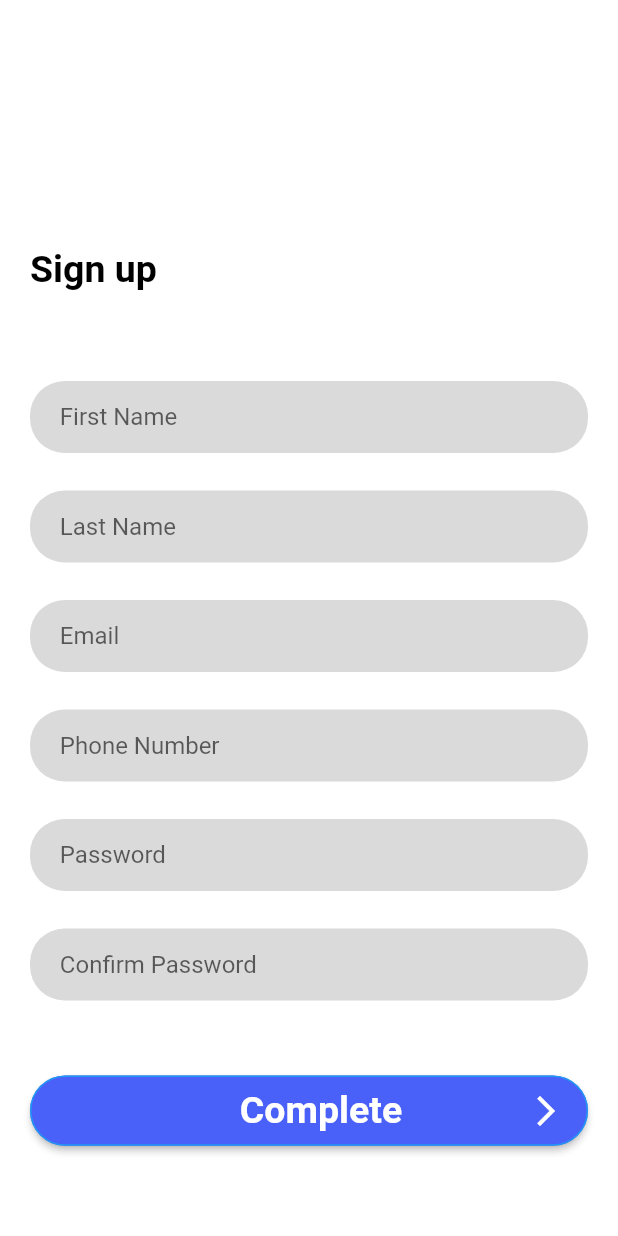
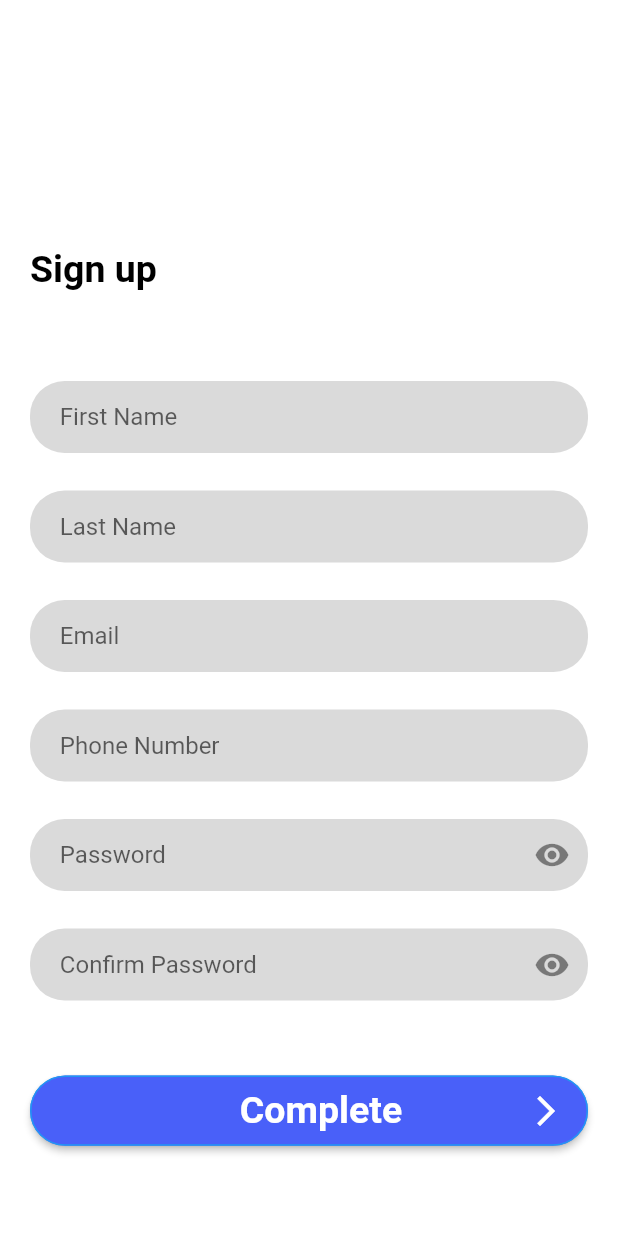
Before and after one commit to Teewhydot/one_go_appp, a Flutter app: the SignUpPage screen opened by its route, on a phone screen of 412 x 824 dp. Run offline on Flutter 3.47's test engine with Material 2 defaults, Android fonts, the light colour scheme and no system bars; our stand-ins replace flutter_screenutil, form_field_validator.

Commit message:
Minor updates

```diff
--- /dev/null
+++ b/lib/custom_widgets/text_field_form.dart
@@ -0,0 +1,48 @@
+import 'package:flutter/material.dart';
+import 'package:flutter_screenutil/flutter_screenutil.dart';
+import 'package:one_go_app/custom_widgets/constants.dart';
+
+
+class TextFieldForm extends StatelessWidget {
+  const TextFieldForm(
+      {super.key,
+        required TextEditingController controller,
+        required this.hintText,
+        required this.obscurePassword,
+        required this.suffixIcon,
+        required this.keyboardType})
+      : _controller = controller;
+
+  final TextEditingController _controller;
+  final String hintText;
+  final TextInputType keyboardType;
+  final Widget? suffixIcon;
+  final bool? obscurePassword;
+
+  @override
+  Widget build(BuildContext context) {
+    return TextField(
+      controller: _controller,
+      cursorColor: Colors.black,
+      minLines: 1,
+      maxLines: null,
+      keyboardType: keyboardType,
+      decoration: InputDecoration(
+        suffixIcon: suffixIcon,
+        filled: true,
+        fillColor: textFieldFillColor,
+        focusColor: Colors.white,
+        focusedBorder: OutlineInputBorder(
+          borderRadius: BorderRadius.circular(25.r),
+        ),
+        border: OutlineInputBorder(
+          borderSide: const BorderSide(width: 0, style: BorderStyle.none),
+          borderRadius: BorderRadius.circular(25.r),
+        ),
+        hintText: hintText,
+        contentPadding:
+        EdgeInsets.symmetric(vertical: 10.0.h, horizontal: 20.0.w),
+      ),
+    );
+  }
+}
--- a/lib/views/sign_in_page.dart
+++ b/lib/views/sign_in_page.dart
@@ -18,7 +18,7 @@ class SignInPage extends StatefulWidget {
 
 class _SignInPageState extends State<SignInPage> {
   final _formKey = GlobalKey<FormState>();
-  bool isPasswordVisible = true;
+  bool isPasswordVisible = false;
   String email = '';
   String password = '';
 
--- a/lib/views/sign_up_page.dart
+++ b/lib/views/sign_up_page.dart
@@ -1,7 +1,7 @@
 import 'package:flutter/material.dart';
-import 'package:flutter_screenutil/flutter_screenutil.dart';
 import 'package:one_go_app/custom_widgets/constants.dart';
 import 'package:one_go_app/custom_widgets/reusable_button.dart';
+import 'package:one_go_app/custom_widgets/text_field_form.dart';
 
 class SignUpPage extends StatefulWidget {
   static const String id = 'SignUpPage';
@@ -43,6 +43,7 @@ class _SignUpPageState extends State<SignUpPage> {
                 hintText: 'First Name',
                 keyboardType: TextInputType.name,
                 obscurePassword: null,
+                suffixIcon: null,
               ),
               addVerticalSpacing(25),
               TextFieldForm(
@@ -50,6 +51,7 @@ class _SignUpPageState extends State<SignUpPage> {
                 hintText: 'Last Name',
                 keyboardType: TextInputType.name,
                 obscurePassword: null,
+                suffixIcon: null,
               ),
               addVerticalSpacing(25),
               TextFieldForm(
@@ -57,6 +59,7 @@ class _SignUpPageState extends State<SignUpPage> {
                 hintText: 'Email',
                 keyboardType: TextInputType.emailAddress,
                 obscurePassword: null,
+                suffixIcon: null,
               ),
               addVerticalSpacing(25),
               TextFieldForm(
@@ -64,6 +67,7 @@ class _SignUpPageState extends State<SignUpPage> {
                 hintText: 'Phone Number',
                 keyboardType: TextInputType.phone,
                 obscurePassword: null,
+                suffixIcon: null,
               ),
               addVerticalSpacing(25),
               TextFieldForm(
@@ -71,6 +75,7 @@ class _SignUpPageState extends State<SignUpPage> {
                 hintText: 'Password',
                 keyboardType: TextInputType.visiblePassword,
                 obscurePassword: isPasswordVisible,
+                suffixIcon: const Icon(Icons.visibility),
               ),
               addVerticalSpacing(25),
               TextFieldForm(
@@ -78,6 +83,7 @@ class _SignUpPageState extends State<SignUpPage> {
                 hintText: 'Confirm Password',
                 keyboardType: TextInputType.visiblePassword,
                 obscurePassword: isConfirmPasswordVisible,
+                suffixIcon: const Icon(Icons.visibility),
               ),
               addVerticalSpacing(50),
               ReusableButton(
@@ -94,44 +100,3 @@ class _SignUpPageState extends State<SignUpPage> {
     );
   }
 }
-
-class TextFieldForm extends StatelessWidget {
-  const TextFieldForm(
-      {super.key,
-      required TextEditingController controller,
-      required this.hintText,
-      required this.obscurePassword,
-      required this.keyboardType})
-      : _controller = controller;
-
-  final TextEditingController _controller;
-  final String hintText;
-  final TextInputType keyboardType;
-  final bool? obscurePassword;
-
-  @override
-  Widget build(BuildContext context) {
-    return TextField(
-      controller: _controller,
-      cursorColor: Colors.black,
-      minLines: 1,
-      maxLines: null,
-      keyboardType: keyboardType,
-      decoration: InputDecoration(
-        filled: true,
-        fillColor: textFieldFillColor,
-        focusColor: Colors.white,
-        focusedBorder: OutlineInputBorder(
-          borderRadius: BorderRadius.circular(25.r),
-        ),
-        border: OutlineInputBorder(
-          borderSide: const BorderSide(width: 0, style: BorderStyle.none),
-          borderRadius: BorderRadius.circular(25.r),
-        ),
-        hintText: hintText,
-        contentPadding:
-            EdgeInsets.symmetric(vertical: 10.0.h, horizontal: 20.0.w),
-      ),
-    );
-  }
-}
```
Also changed, not shown: lib/custom_widgets/constants.dart (+0 -28 lines), 1 other file.
